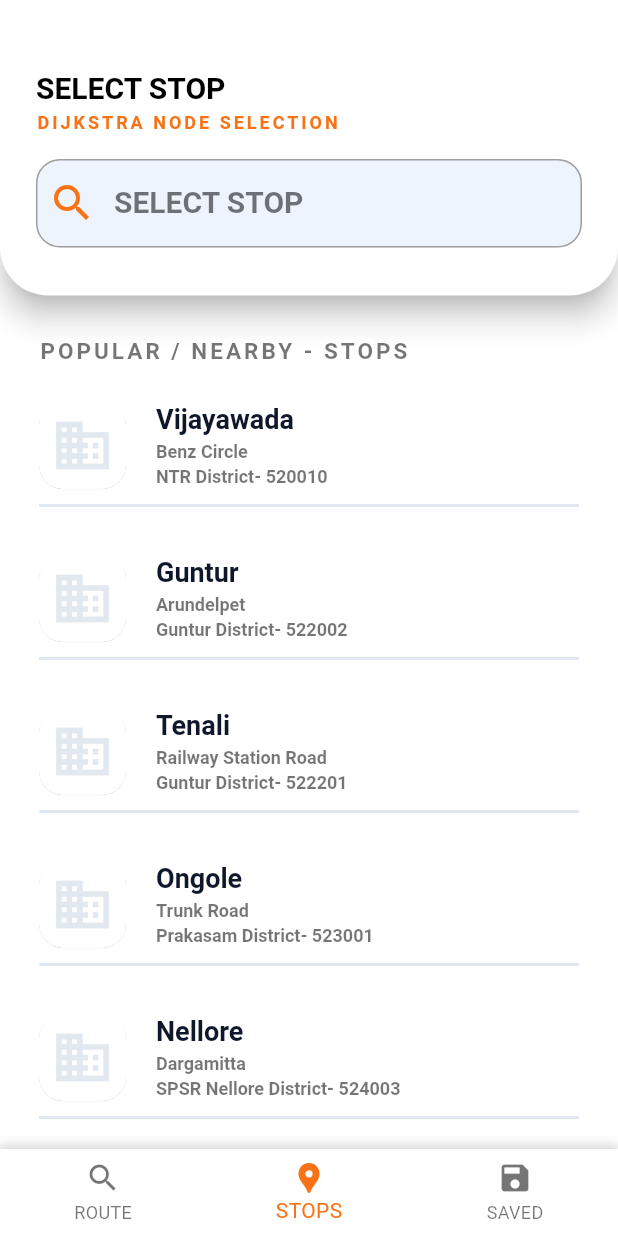
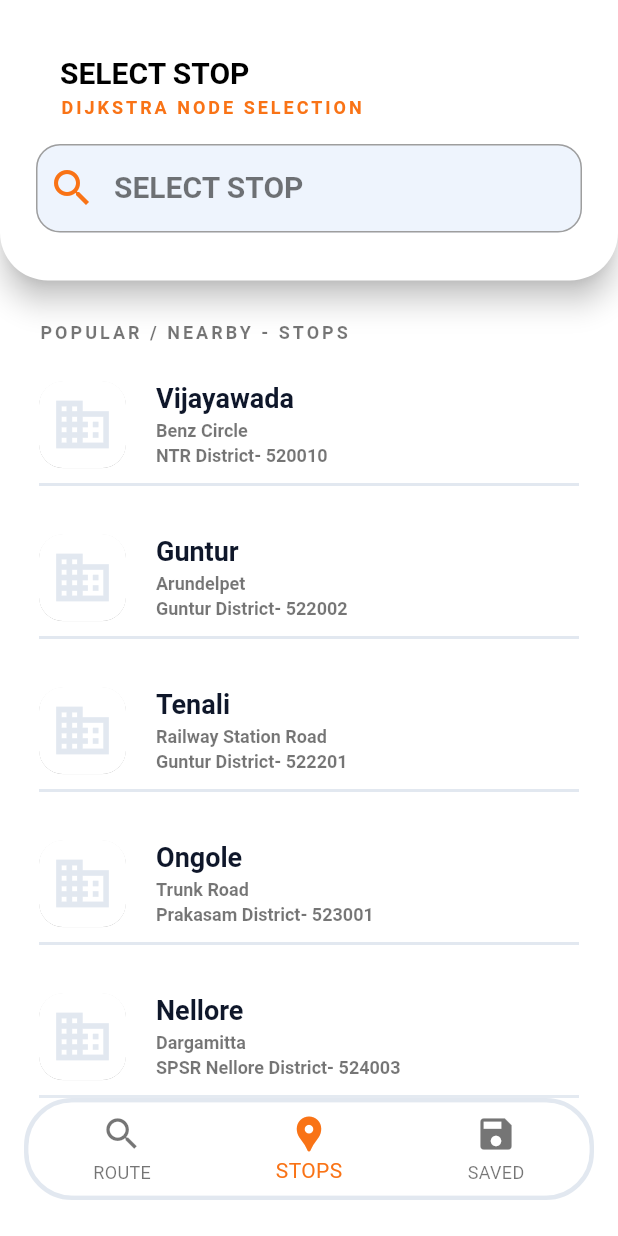
Before and after one commit to psyc-syntax/APSRTC-Transit-Planner, a Flutter app: the screen it shows after launch, item 2 of the bottom bar chosen, on a phone screen of 412 x 824 dp. Run offline on Flutter 3.47's test engine with Material 3 defaults, Android fonts, the phone set to English and light mode, and no system bars; our stand-ins replace flutter_riverpod.

Commit message:
ui polish changes made

```diff
--- a/lib/main.dart
+++ b/lib/main.dart
@@ -1,9 +1,10 @@
 import 'package:flutter/material.dart';
+import 'package:flutter_riverpod/flutter_riverpod.dart';
 import 'package:planner_demo/Theme/app_theme.dart';
 import 'package:planner_demo/screens/tabs.dart';
 
 void main() {
-  runApp(const App());
+  runApp(ProviderScope(child: const App()));
 }
 
 class App extends StatefulWidget {
--- a/lib/screens/stop_details_search_screen.dart
+++ /dev/null
@@ -1,156 +0,0 @@
-import 'package:flutter/material.dart';
-import 'package:planner_demo/data/dummy_data.dart';
-import 'package:planner_demo/models/bus_stop.dart';
-import 'package:planner_demo/widgets/main stop search/stop_detiails_search_title.dart';
-import 'package:planner_demo/widgets/shared/stop_basic_details_card.dart';
-
-class StopDetailsSearchScreen extends StatefulWidget {
-  const StopDetailsSearchScreen({super.key});
-
-  @override
-  State<StopDetailsSearchScreen> createState() {
-    return _StopSearchScreen();
-  }
-}
-
-class _StopSearchScreen extends State<StopDetailsSearchScreen> {
-  List<BusStop> _filteredStops = busStops;
-  bool isTextFieldActive = false;
-  final TextEditingController controller = TextEditingController();
-
-  void searchStops(String query) {
-    if (query.isEmpty) {
-      setState(() {
-        _filteredStops = busStops;
-        isTextFieldActive = false;
-      });
-      return;
-    }
-
-    final results = busStops.where((stop) {
-      final name = stop.name.toLowerCase();
-      final pincode = stop.address[0];
-      final panchayat = stop.address[2].toLowerCase();
-
-      return name.startsWith(query.toLowerCase()) ||
-          pincode.startsWith(query) ||
-          panchayat.startsWith(query.toLowerCase());
-    }).toList();
-
-    setState(() {
-      _filteredStops = results;
-      isTextFieldActive = true;
-    });
-  }
-
-  @override
-  Widget build(BuildContext context) {
-    return Scaffold(
-      body: Column(
-        children: [
-          /// HEADER CARD
-          Card(
-            color: Theme.of(context).colorScheme.secondaryContainer,
-            margin: EdgeInsets.zero,
-            shape: const RoundedRectangleBorder(
-              borderRadius: BorderRadius.only(
-                bottomLeft: Radius.circular(32),
-                bottomRight: Radius.circular(32),
-              ),
-            ),
-            elevation: 8,
-            child: Padding(
-              padding: const EdgeInsets.symmetric(horizontal: 24),
-              child: Column(
-                crossAxisAlignment: CrossAxisAlignment.start,
-                children: [
-                  const SizedBox(height: 46),
-
-                  /// TITLE
-                  const StopDetailsSearchTitle(),
-
-                  /// SEARCH FIELD
-                  Padding(
-                    padding: const EdgeInsets.only(top: 16, bottom: 32),
-                    child: TextField(
-                      controller: controller,
-                      onChanged: searchStops,
-                      textAlignVertical: TextAlignVertical.center,
-                      style: Theme.of(context).textTheme.headlineSmall
-                          ?.copyWith(color: Colors.black54),
-
-                      decoration: InputDecoration(
-                        prefixIcon: Icon(
-                          Icons.search,
-                          color: Theme.of(context).colorScheme.primary,
-                          size: 32,
-                        ),
-
-                        hintText: "SELECT STOP",
-
-                        filled: true,
-                        fillColor: const Color.fromARGB(96, 211, 225, 250),
-
-                        hintStyle: Theme.of(context).textTheme.headlineSmall
-                            ?.copyWith(color: Colors.black54),
-
-                        enabledBorder: OutlineInputBorder(
-                          borderRadius: BorderRadius.circular(16),
-                          borderSide: const BorderSide(color: Colors.grey),
-                        ),
-
-                        focusedBorder: OutlineInputBorder(
-                          borderRadius: BorderRadius.circular(16),
-                          borderSide: BorderSide(
-                            color: Theme.of(context).colorScheme.primary,
-                            width: 2,
-                          ),
-                        ),
-                      ),
-                    ),
-                  ),
-                ],
-              ),
-            ),
-          ),
-
-          /// RESULTS
-          Expanded(
-            child: ListView.builder(
-              padding: EdgeInsets.all(26),
-              itemCount: isTextFieldActive
-                  ? _filteredStops.length
-                  : _filteredStops.length + 1,
-              itemBuilder: (context, index) {
-                if (index == 0 && !isTextFieldActive) {
-                  return Column(
-                    crossAxisAlignment: CrossAxisAlignment.start,
-                    children: [
-                      Text(
-                        "POPULAR / NEARBY - STOPS",
-                        style: Theme.of(
-                          context,
-                        ).textTheme.titleSmall?.copyWith(fontSize: 15),
-                      ),
-
-                      const SizedBox(height: 8),
-                    ],
-                  );
-                }
-
-                final stop = _filteredStops[isTextFieldActive ? index : index - 1];
-
-                return StopBasicDetailsCard(
-                  stopName: stop.name,
-                  district: stop.address[1],
-                  pincode: stop.address[0],
-                  panchayat: stop.address[2],
-                );
-              },
-            ),
-          ),
-        ],
-      ),
-    );
-  }
-}
--- a/lib/screens/stop_search_screen.dart
+++ b/lib/screens/stop_search_screen.dart
@@ -1,55 +1,39 @@
 import 'package:flutter/material.dart';
-import 'package:planner_demo/data/dummy_data.dart';
-import 'package:planner_demo/models/bus_stop.dart';
+import 'package:flutter_riverpod/flutter_riverpod.dart';
+import 'package:planner_demo/providers/search_screen_data_provider.dart';
 import '../widgets/stop seraching/search_title.dart';
 import 'package:planner_demo/widgets/shared/stop_basic_details_card.dart';
 
-class StopSearchScreen extends StatefulWidget {
-  const StopSearchScreen({super.key,});
+class StopSearchScreen extends ConsumerStatefulWidget {
+  const StopSearchScreen({super.key, required this.isbackneeded});
+
+  final bool isbackneeded;
 
   @override
-  State<StopSearchScreen> createState() {
-    return _StopSearchScreen();
-  }
+  ConsumerState<StopSearchScreen> createState() => _StopSearchScreenState();
 }
 
-class _StopSearchScreen extends State<StopSearchScreen> {
-  List<BusStop> _filteredStops = busStops;
-  bool isTextFieldActive = false;
-
+class _StopSearchScreenState extends ConsumerState<StopSearchScreen> {
   final TextEditingController controller = TextEditingController();
 
-  void searchStops(String query) {
-    if (query.isEmpty) {
-      setState(() {
-        _filteredStops = busStops;
-        isTextFieldActive = false;
-      });
-      return;
+  @override
+  void dispose() {
+    controller.dispose();
+    super.dispose();
   }
 
-    final results = busStops.where((stop) {
-      final name = stop.name.toLowerCase();
-      final pincode = stop.address[0];
-      final panchayat = stop.address[2].toLowerCase();
-
-      return name.startsWith(query.toLowerCase()) ||
-          pincode.startsWith(query) ||
-          panchayat.startsWith(query.toLowerCase());
-    }).toList();
-
-    setState(() {
-      _filteredStops = results;
-      isTextFieldActive = true;
-    });
+  void searchStops(String query) {
+    ref.read(searchScreenDataProvider.notifier).searchStops(query);
   }
 
   @override
   Widget build(BuildContext context) {
+    final stops = ref.watch(searchScreenDataProvider);
+    final isSearching = controller.text.isNotEmpty;
+
     return Scaffold(
       body: Column(
         children: [
-          /// HEADER CARD
           Card(
             color: Theme.of(context).colorScheme.secondaryContainer,
             margin: EdgeInsets.zero,
@@ -63,41 +47,38 @@ class _StopSearchScreen extends State<StopSearchScreen> {
             child: Padding(
               padding: const EdgeInsets.symmetric(horizontal: 24),
               child: Column(
-                crossAxisAlignment: CrossAxisAlignment.center,
                 children: [
                   const SizedBox(height: 36),
-
-                  /// TITLE
-                  const MainTitle(),
-
-                  /// SEARCH FIELD
+                  SearchTitle(isbackneeded: widget.isbackneeded),
                   Padding(
                     padding: const EdgeInsets.only(top: 16, bottom: 32),
                     child: TextField(
                       controller: controller,
                       onChanged: searchStops,
                       textAlignVertical: TextAlignVertical.center,
-                      style: Theme.of(context)
-                          .textTheme
-                          .headlineSmall
+                      style: Theme.of(context).textTheme.headlineSmall
                           ?.copyWith(color: Colors.black54),
+
                       decoration: InputDecoration(
                         prefixIcon: Icon(
                           Icons.search,
                           color: Theme.of(context).colorScheme.primary,
                           size: 32,
                         ),
-                        hintText: "Search Stop",
+
+                        hintText: "SELECT STOP",
+
                         filled: true,
                         fillColor: const Color.fromARGB(96, 211, 225, 250),
-                        hintStyle: Theme.of(context)
-                            .textTheme
-                            .headlineSmall
+
+                        hintStyle: Theme.of(context).textTheme.headlineSmall
                             ?.copyWith(color: Colors.black54),
+
                         enabledBorder: OutlineInputBorder(
                           borderRadius: BorderRadius.circular(16),
                           borderSide: const BorderSide(color: Colors.grey),
                         ),
+
                         focusedBorder: OutlineInputBorder(
                           borderRadius: BorderRadius.circular(16),
                           borderSide: BorderSide(
@@ -112,37 +93,25 @@ class _StopSearchScreen extends State<StopSearchScreen> {
               ),
             ),
           ),
-
-          /// RESULTS
           Expanded(
-            child: ListView.builder(
-              padding: const EdgeInsets.all(26),
-              itemCount: isTextFieldActive
-                  ? _filteredStops.length
-                  : _filteredStops.length + 1,
-              itemBuilder: (context, index) {
-                /// HEADER
-                if (index == 0 && !isTextFieldActive) {
-                  return Column(
-                    crossAxisAlignment: CrossAxisAlignment.start,
-                    children: [
-                      Text(
-                        "POPULAR / NEARBY - STOPS",
-                        style: Theme.of(context)
-                            .textTheme
-                            .titleSmall
-                            ?.copyWith(fontSize: 15),
+            child: isSearching
+                ? _buildSearchResults(stops)
+                : _buildPopularStops(stops),
           ),
-                      const SizedBox(height: 8),
         ],
+      ),
     );
   }
 
-                /// GET STOP
-                final stop =
-                    _filteredStops[isTextFieldActive ? index : index - 1];
-
-                /// CARD
+  Widget _buildSearchResults(List stops) {
+    if (stops.isEmpty) {
+      return const Center(child: Text("No results Found"));
+    }
+    return ListView.builder(
+      padding: const EdgeInsets.fromLTRB(26, 26, 26, 0),
+      itemCount: stops.length,
+      itemBuilder: (context, index) {
+        final stop = stops[index];
         return StopBasicDetailsCard(
           stopName: stop.name,
           district: stop.address[1],
@@ -150,10 +119,31 @@ class _StopSearchScreen extends State<StopSearchScreen> {
           panchayat: stop.address[2],
         );
       },
-            ),
-          ),
-        ],
+    );
+  }
+
+  Widget _buildPopularStops(List stops) {
+    return ListView.builder(
+      padding: const EdgeInsets.fromLTRB(26, 26, 26, 0),
+      itemCount: stops.length + 1,
+      itemBuilder: (context, index) {
+        if (index == 0) {
+          return Padding(
+            padding: const EdgeInsets.only(bottom: 8),
+            child: Text(
+              "POPULAR / NEARBY - STOPS",
+              style: Theme.of(context).textTheme.titleSmall,
             ),
           );
         }
+        final stop = stops[index - 1];
+        return StopBasicDetailsCard(
+          stopName: stop.name,
+          district: stop.address[1],
+          pincode: stop.address[0],
+          panchayat: stop.address[2],
+        );
+      },
+    );
   }
+}
--- a/lib/screens/tabs.dart
+++ b/lib/screens/tabs.dart
@@ -1,7 +1,7 @@
 import 'package:flutter/material.dart';
 import 'package:planner_demo/screens/home_screen.dart';
 import 'package:planner_demo/screens/saved_trips_screen.dart';
-import 'package:planner_demo/screens/stop_details_search_screen.dart';
+import 'package:planner_demo/screens/stop_search_screen.dart';
 
 class TabsScreen extends StatefulWidget{
   const TabsScreen({super.key});
@@ -17,7 +17,7 @@ class _TabsScreenState extends State<TabsScreen>{
 
   final List<Widget> _pages = [
     HomeScreen(),
-    StopDetailsSearchScreen(),
+    StopSearchScreen(isbackneeded: false),
     SavedTripsScreen(),
   ];
 
@@ -25,18 +25,32 @@ class _TabsScreenState extends State<TabsScreen>{
   Widget build(BuildContext context) {
     return Scaffold(
       body: _pages[_selectedIndex],
-      bottomNavigationBar: Container(
+
+
+      bottomNavigationBar: SafeArea(
+        child: Padding(
+          padding: const EdgeInsets.fromLTRB(16,0, 16, 24),
+          child: Container(
             decoration: BoxDecoration(
+              borderRadius: BorderRadius.circular(32),
+              border: Border.all(
+                color: Theme.of(context).dividerColor,
+                width: 3,
+              ),
               boxShadow: [
                 BoxShadow(
-              color: Colors.black12,
-              blurRadius: 6,
-              spreadRadius: 0,
-              offset: Offset(0, -3),
+                  color: Theme.of(context).colorScheme.surface,
+                  blurRadius: 26,
+                  spreadRadius: 22,
+                  offset: const Offset(0, 42),
                 )
               ]
             ),
+            child: ClipRRect(
+              borderRadius: BorderRadius.circular(32),
               child: BottomNavigationBar(
+                elevation: 0,
+                type: BottomNavigationBarType.fixed,
                 currentIndex: _selectedIndex,
                 onTap: (index){
                   setState(() {
@@ -46,19 +60,22 @@ class _TabsScreenState extends State<TabsScreen>{
 
                 items: [
                   BottomNavigationBarItem(
-              icon: Icon(Icons.search),
+                    icon: Icon(Icons.search, size: 28,),
                     label: "ROUTE",
                   ),
                   BottomNavigationBarItem(
-              icon: Icon(Icons.location_pin),
+                    icon: Icon(Icons.location_pin, size: 28,),
                     label: 'STOPS',
                   ),
 
                   BottomNavigationBarItem(
-              icon: Icon(Icons.save),
+                    icon: Icon(Icons.save, size: 28,),
                     label: "SAVED",
                   )
                 ]),
+            ),
+          ),
+        ),
       ),
     );
   }
--- a/lib/widgets/home/app_logo_text.dart
+++ b/lib/widgets/home/app_logo_text.dart
@@ -23,7 +23,7 @@ class MainTitle extends StatelessWidget {
                 crossAxisAlignment: CrossAxisAlignment.start,
                 children: [
                   Text(
-                    "APSRTC", // main app title
+                    "MARK", // main app title
                     style: Theme.of(
                       context,
                     ).textTheme.titleLarge?.copyWith(fontWeight: FontWeight.bold),
--- a/lib/widgets/home/quick_history.dart
+++ b/lib/widgets/home/quick_history.dart
@@ -17,9 +17,7 @@ class QuickHistory extends StatelessWidget {
             const SizedBox(width: 8),
             Text(
               "QUICK HISTORY",
-              style: Theme.of(context).textTheme.titleSmall?.copyWith(
-                fontSize: 15,
-              ),
+              style: Theme.of(context).textTheme.titleSmall
             ),
           ],
         ),
@@ -28,7 +26,7 @@ class QuickHistory extends StatelessWidget {
 
         // The List of Cards
         ListView.builder(
-          itemCount: 3,
+          itemCount: 2,
           shrinkWrap: true,
           padding: EdgeInsets.zero,
           physics: NeverScrollableScrollPhysics(),
--- a/lib/widgets/home/route_search_card.dart
+++ b/lib/widgets/home/route_search_card.dart
@@ -22,7 +22,7 @@ class RouteSearchCard extends StatelessWidget{
       child: Card(
         color: Theme.of(context).colorScheme.secondaryContainer,
         shape: RoundedRectangleBorder(
-          borderRadius: BorderRadius.circular(24),
+          borderRadius: BorderRadius.circular(32),
         ),
         elevation: 0,
         child: Column(
@@ -45,7 +45,7 @@ class RouteSearchCard extends StatelessWidget{
               child: FindOptimalRouteButton(),
             ),
 
-            SizedBox(height: 4,),
+            SizedBox(height: 10,),
           ],
         ),
       ),
--- a/lib/widgets/stop seraching/search_title.dart
+++ b/lib/widgets/stop seraching/search_title.dart
@@ -1,15 +1,18 @@
 import 'package:flutter/material.dart';
 import 'package:planner_demo/widgets/shared/button_with_icon.dart';
 
-class MainTitle extends StatelessWidget {
-  const MainTitle({super.key});
+class SearchTitle extends StatelessWidget {
+  const SearchTitle({super.key, required this.isbackneeded});
+
+  final bool isbackneeded;
 
   @override
   Widget build(BuildContext context) {
     return Row(
       children: [
         //return button
-        ButtonWithIcon(icon: Icons.arrow_back),
+        if(isbackneeded)
+          ButtonWithIcon(icon: Icons.arrow_back),
 
         //gap between title and return button
         SizedBox(width: 16),
--- a/pubspec.yaml
+++ b/pubspec.yaml
@@ -35,6 +35,8 @@ dependencies:
   # Use with the CupertinoIcons class for iOS style icons.
   cupertino_icons: ^1.0.8
   table_calendar: ^3.2.0
+  sqflite: ^2.4.2
+  flutter_riverpod: ^3.3.1
 
 dev_dependencies:
   flutter_test:
@@ -57,6 +59,7 @@ flutter:
   # included with your application, so that you can use the icons in
   # the material Icons class.
   uses-material-design: true
+
 
   # To add assets to your application, add an assets section, like this:
   # assets:
```
Also changed, not shown: lib/providers/search_screen_data_provider.dart (added, +42 -0 lines), lib/widgets/home/location_selection_block.dart (+5 -3 lines), pubspec.lock, 2 other files. Lines whose indentation alone changed are shown as unchanged.
